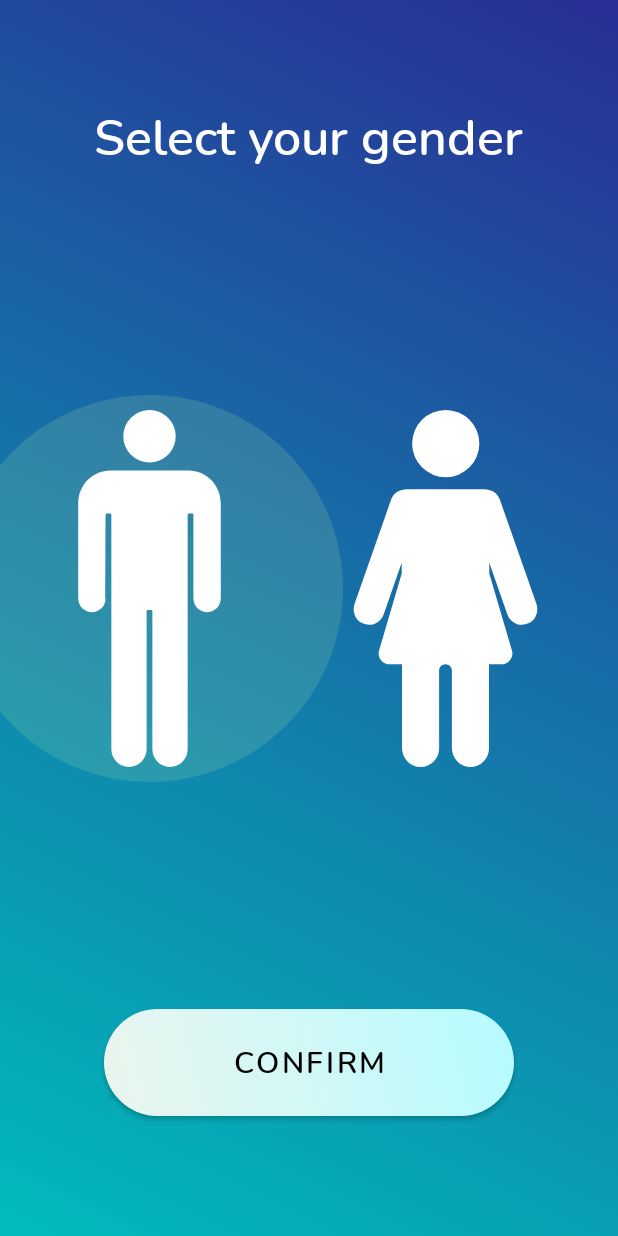
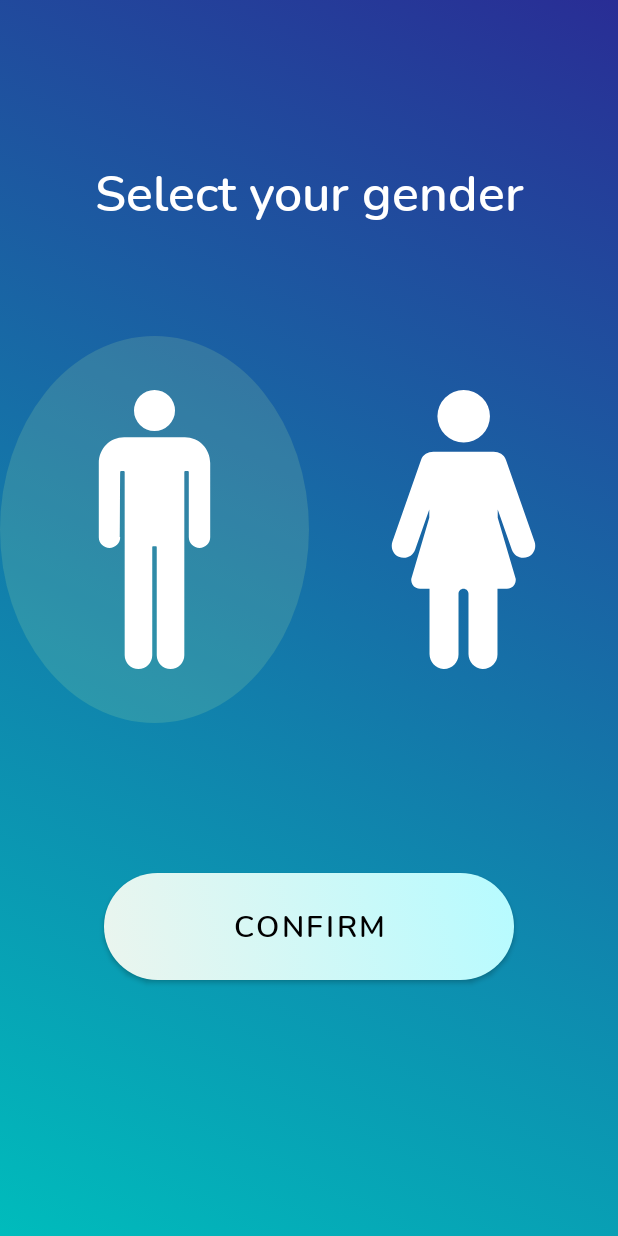
Before and after one commit to hyper-hronoz/Samsung_normal_annual_project, an Android app: the screen it shows after launch (SelectGenderActivity), after a tap on "SIGN UP", on a phone screen of 412 x 824 dp. Run offline under Robolectric (Android 15) with nearby library versions, the phone set to English and light mode, and no system bars.

Commit message:
немного адаптивности

```diff
--- a/app/build.gradle
+++ b/app/build.gradle
@@ -47,6 +47,7 @@ dependencies {
     implementation 'androidx.navigation:navigation-fragment:2.2.2'
     implementation 'androidx.navigation:navigation-ui:2.2.2'
     implementation 'androidx.legacy:legacy-support-v4:1.0.0'
+    compile 'com.android.support.constraint:constraint-layout:1.0.2'
 
     implementation ('io.socket:socket.io-client:2.0.0') {
         exclude group: 'org.json', module: 'json'
--- a/app/src/main/java/com/example/samsungnormalannualproject/ExampleAdapter.java
+++ b/app/src/main/java/com/example/samsungnormalannualproject/ExampleAdapter.java
@@ -2,6 +2,7 @@ package com.example.samsungnormalannualproject;
 
 import android.app.Activity;
 import android.content.Intent;
+import android.graphics.BitmapFactory;
 import android.net.Uri;
 import android.util.Log;
 import android.view.LayoutInflater;
@@ -14,6 +15,7 @@ import android.widget.TextView;
 
 import androidx.recyclerview.widget.RecyclerView;
 
+import com.bumptech.glide.Glide;
 import com.example.samsungnormalannualproject.Models.RegisteredUser;
 import com.example.samsungnormalannualproject.Models.RegisteredUsers;
 
@@ -107,6 +109,9 @@ public class ExampleAdapter extends RecyclerView.Adapter<ExampleAdapter.ExampleV
     public void onBindViewHolder(ExampleViewHolder holder, int position) {
         RegisteredUser currentItem = mExampleList.get(position);
         holder.userHeading.setText(currentItem.getUsername());
+        if (URLUtil.isValidUrl(currentItem.userPhoto)){
+            Glide.with(activity.getApplicationContext()).load(currentItem.getUserPhoto()).into(holder.userPhoto);
+        }
         if (!URLUtil.isValidUrl(currentItem.instagramProfle)) {
             holder.instagram.setVisibility(View.GONE);
         }
--- a/app/src/main/java/com/example/samsungnormalannualproject/Profile.java
+++ b/app/src/main/java/com/example/samsungnormalannualproject/Profile.java
@@ -154,7 +154,7 @@ public class Profile extends Fragment {
 
     private void setCurrentUserData(RegisteredUser registeredUser) {
         this.nominationHeadingTextView.setText(registeredUser.getUsername());
-        this.nominationAgeTextView.setText(String.valueOf(registeredUser.getAge()));
+        this.nominationAgeTextView.setText("age " + String.valueOf(registeredUser.getAge()));
         this.aboutTextView.setText(registeredUser.getAboutUser());
         if (URLUtil.isValidUrl(registeredUser.getUserPhoto())) {
             Glide.with(getContext()).load(registeredUser.getUserPhoto()).into(this.profilePhotoImageView);
--- a/app/src/main/res/layout/activity_bottom_menu.xml
+++ b/app/src/main/res/layout/activity_bottom_menu.xml
@@ -20,10 +20,10 @@
     <fragment
         android:id="@+id/fragment"
         android:name="androidx.navigation.fragment.NavHostFragment"
-        android:layout_width="match_parent"
-        android:layout_height="match_parent"
+        android:layout_width="0dp"
+        android:layout_height="0dp"
         app:defaultNavHost="true"
-        app:layout_constraintBottom_toBottomOf="parent"
+        app:layout_constraintBottom_toTopOf="@id/bottomNavigationView"
         app:layout_constraintEnd_toEndOf="parent"
         app:layout_constraintStart_toStartOf="parent"
         app:layout_constraintTop_toTopOf="parent"
--- a/app/src/main/res/layout/activity_select_gender.xml
+++ b/app/src/main/res/layout/activity_select_gender.xml
@@ -1,44 +1,47 @@
 <?xml version="1.0" encoding="utf-8"?>
-<androidx.constraintlayout.widget.ConstraintLayout xmlns:android="http://schemas.android.com/apk/res/android"
+
+<ScrollView xmlns:android="http://schemas.android.com/apk/res/android"
     xmlns:app="http://schemas.android.com/apk/res-auto"
     xmlns:tools="http://schemas.android.com/tools"
-    android:id="@+id/view"
     android:layout_width="match_parent"
     android:layout_height="match_parent"
-    android:background="@drawable/select_gender_gradient_boy">
+    android:background="@drawable/select_gender_gradient_boy"
+    android:fillViewport="true"
+    android:paddingVertical="50dp"
+    android:id="@+id/view"
+    tools:context=".MainActivity">
+
+    <androidx.constraintlayout.widget.ConstraintLayout
+        android:layout_width="match_parent"
+        android:layout_height="match_parent">
+
 
         <TextView
             android:id="@+id/textView"
             style="@style/gender_heading_textView"
+            android:layout_width="0dp"
+            android:layout_height="150dp"
+            android:layout_marginTop="4dp"
+            android:gravity="center"
             android:text="Select your gender"
             app:layout_constraintEnd_toEndOf="parent"
+            app:layout_constraintHorizontal_bias="1.0"
             app:layout_constraintStart_toStartOf="parent"
             app:layout_constraintTop_toTopOf="parent" />
 
-
-    <Button
-        android:id="@+id/button"
-        style="@style/gender_confirm_button"
-        android:layout_marginBottom="80dp"
-        android:text="confirm"
-        app:backgroundTint="#00FFFFFF"
-        app:backgroundTintMode="src_over"
-        app:iconTint="#00FFFFFF"
-        app:iconTintMode="src_over"
-        app:layout_constraintBottom_toBottomOf="parent"
-        app:layout_constraintEnd_toEndOf="parent"
-        app:layout_constraintStart_toStartOf="parent" />
+        <LinearLayout
+            android:id="@+id/genders"
+            android:layout_width="wrap_content"
+            android:layout_height="wrap_content"
+            android:layout_marginTop="20dp"
+            app:layout_constraintTop_toBottomOf="@+id/textView"
+            tools:ignore="MissingConstraints">
 
             <ImageButton
                 android:id="@+id/men_imageView"
                 style="@style/gender_select_icons"
-        android:layout_marginEnd="184dp"
-        android:layout_marginRight="184dp"
+                android:layout_weight="1"
                 android:scaleType="centerInside"
-        app:layout_constraintBottom_toTopOf="@+id/button"
-        app:layout_constraintEnd_toEndOf="parent"
-        app:layout_constraintTop_toBottomOf="@+id/textView"
-        app:layout_constraintVertical_bias="0.495"
                 app:srcCompat="@drawable/ic_man_silhouette"
                 app:tint="@android:color/white"
                 tools:ignore="MissingConstraints,VectorDrawableCompat" />
@@ -46,15 +49,26 @@
             <ImageButton
                 android:id="@+id/women_ImageButton"
                 style="@style/gender_select_icons"
-        android:layout_marginStart="168dp"
-        android:layout_marginLeft="168dp"
+                android:layout_weight="1"
                 android:scaleType="centerInside"
-        app:layout_constraintBottom_toTopOf="@+id/button"
-        app:layout_constraintStart_toStartOf="parent"
-        app:layout_constraintTop_toBottomOf="@+id/textView"
-        app:layout_constraintVertical_bias="0.495"
                 app:srcCompat="@drawable/ic_woman"
                 app:tint="@android:color/white"
                 tools:ignore="MissingConstraints,VectorDrawableCompat" />
+        </LinearLayout>
+
+        <Button
+            android:id="@+id/button"
+            style="@style/gender_confirm_button"
+            android:layout_marginTop="100dp"
+            android:text="confirm"
+            app:backgroundTint="#00FFFFFF"
+            app:backgroundTintMode="src_over"
+            app:iconTint="#00FFFFFF"
+            app:iconTintMode="src_over"
+            app:layout_constraintEnd_toEndOf="parent"
+            app:layout_constraintStart_toStartOf="parent"
+            app:layout_constraintTop_toBottomOf="@+id/genders" />
+
 
     </androidx.constraintlayout.widget.ConstraintLayout>
+</ScrollView>
```
Also changed, not shown: app/src/main/res/layout/activity_login.xml (+33 -17 lines), app/src/main/res/layout/fragment_profile.xml (+9 -1 lines), app/src/main/res/layout/fragment_search_nominations.xml (+14 -7 lines). Lines whose indentation alone changed are shown as unchanged.
